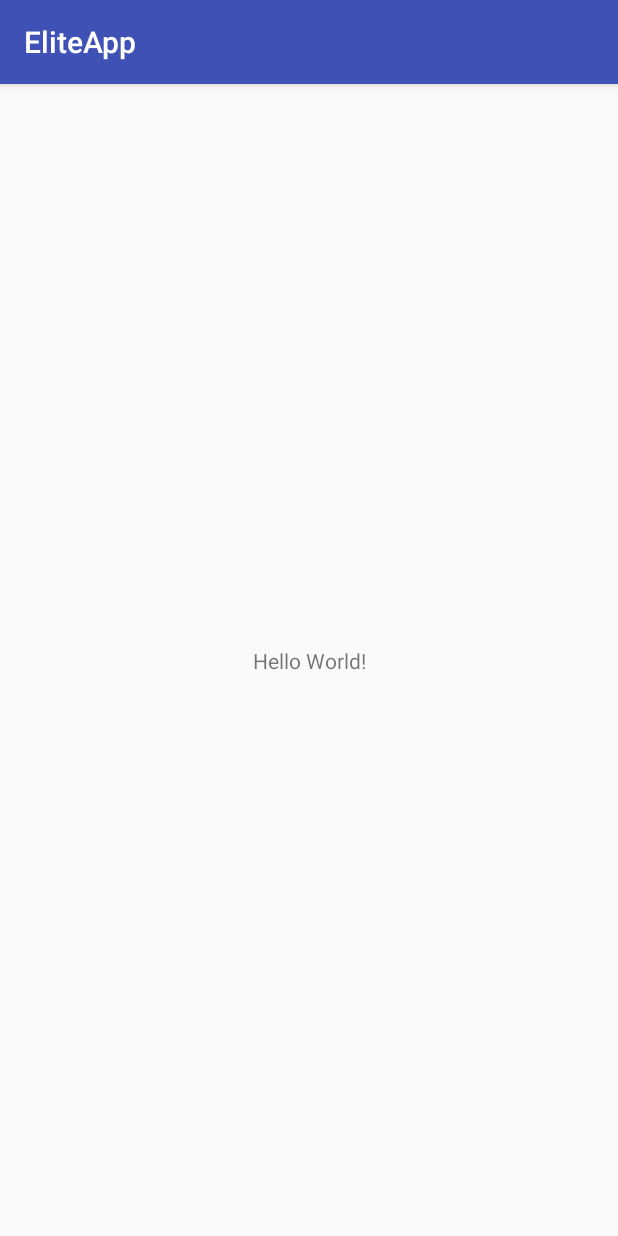
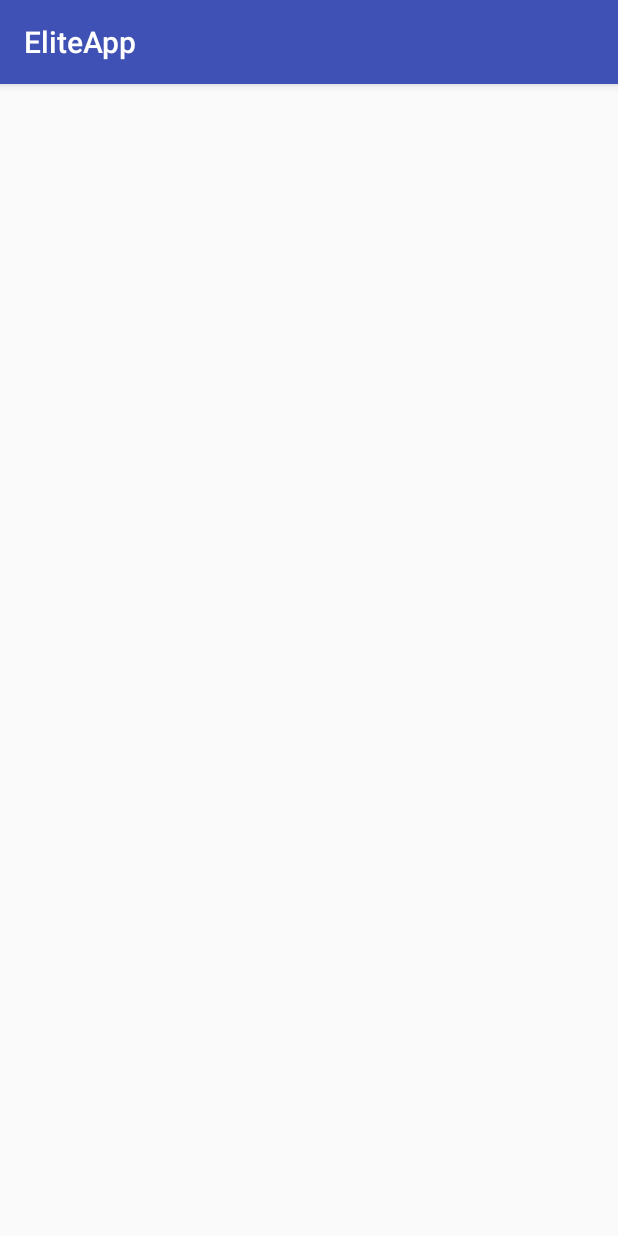
Before and after one commit to EliteApp/EliteApp, an Android app: the screen it shows after launch (LogInActivity), on a phone screen of 412 x 824 dp. Run offline under Robolectric (Android 15) with nearby library versions, the phone set to English and light mode, and no system bars.

Commit message:
Bug fixes

```diff
--- a/app/src/main/res/layout/activity_log_in.xml
+++ b/app/src/main/res/layout/activity_log_in.xml
@@ -1,19 +1,10 @@
 <?xml version="1.0" encoding="utf-8"?>
-<android.support.constraint.ConstraintLayout
-    xmlns:android="http://schemas.android.com/apk/res/android"
+<android.support.constraint.ConstraintLayout xmlns:android="http://schemas.android.com/apk/res/android"
+    xmlns:app="http://schemas.android.com/apk/res-auto"
     xmlns:tools="http://schemas.android.com/tools"
-    xmlns:app="http://schemas.android.com/apk/res-auto"
     android:layout_width="match_parent"
     android:layout_height="match_parent"
     tools:context=".LogInActivity">
 
-    <TextView
-        android:layout_width="wrap_content"
-        android:layout_height="wrap_content"
-        android:text="Hello World!"
-        app:layout_constraintBottom_toBottomOf="parent"
-        app:layout_constraintLeft_toLeftOf="parent"
-        app:layout_constraintRight_toRightOf="parent"
-        app:layout_constraintTop_toTopOf="parent" />
 
 </android.support.constraint.ConstraintLayout>
```
Also changed, not shown: app/build.gradle (+6 -4 lines).
